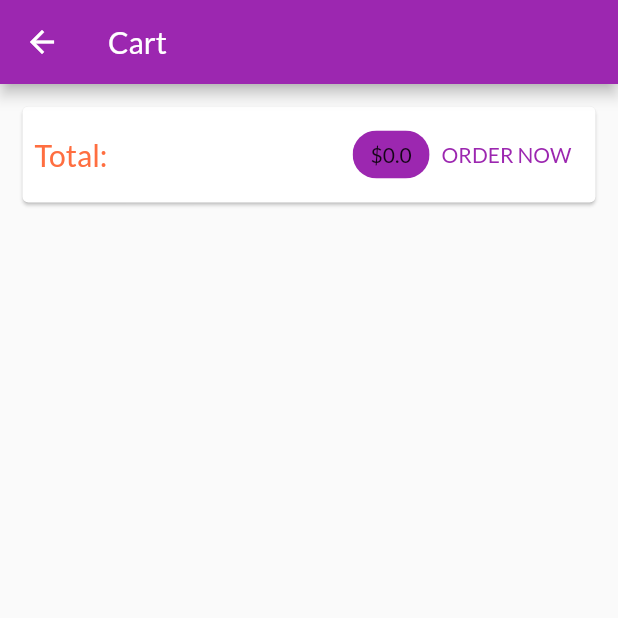
After one commit to fuchsisst/shop_app, a Flutter app: the CartScreen screen opened by its route, on a phone screen of 412 x 824 dp, the top half of it. The commit adds this screen. Run offline on Flutter 3.47's test engine with Material 2 defaults, Android fonts, the phone set to English and light mode, and no system bars; network calls fail.

Commit message:
Working on the Shopping Cart & Displaying a Total

```diff
--- a/lib/main.dart
+++ b/lib/main.dart
@@ -1,5 +1,6 @@
 import 'package:flutter/material.dart';
 import 'package:provider/provider.dart';
+import 'package:shop_app/screens/cart_screen.dart';
 import './providers/products.dart';
 import './screens/product_detail_screen.dart';
 import './screens/product_overview_screen.dart';
@@ -33,6 +34,7 @@ class MyApp extends StatelessWidget {
         home: const ProductOverviewScreen(),
         routes: {
           ProductDetailScreen.routeName: (ctx) => const ProductDetailScreen(),
+          CartScreen.routeName: (ctx) => const CartScreen(),
         },
       ),
     );
--- a/lib/providers/cart.dart
+++ b/lib/providers/cart.dart
@@ -1,3 +1,4 @@
+import 'package:flutter/cupertino.dart';
 import 'package:flutter/foundation.dart';
 
 
@@ -22,6 +23,14 @@ class Cart with ChangeNotifier {
     return _items.length;
   }
 
+  double get totalAmount {
+    var total = 0.0;
+    _items.forEach((key, cartItem) {
+      total += cartItem.price * cartItem.quantity;
+    });
+    return total;
+  }
+
   void addItem ( String productId, String title, double price,){
     if(_items.containsKey(productId)){
       //... quantity add
--- /dev/null
+++ b/lib/screens/cart_screen.dart
@@ -0,0 +1,35 @@
+import 'package:flutter/material.dart';
+import 'package:provider/provider.dart';
+
+import '../providers/cart.dart';
+
+class CartScreen extends StatelessWidget {
+  static const routeName = '/cart';
+  const CartScreen({Key? key}) : super(key: key);
+
+  @override
+  Widget build(BuildContext context) {
+    final cart = Provider.of<Cart>(context);
+    return Scaffold(
+      appBar: AppBar(title: const Text('Cart'),),
+      body: Column(
+        children: <Widget>[
+          Card(
+            margin: const EdgeInsets.all(15),
+            child: Padding(
+              padding: const EdgeInsets.all(8.0),
+              child: Row(
+                mainAxisAlignment: MainAxisAlignment.spaceBetween,
+                children: <Widget>[
+                Text('Total:', style: TextStyle(fontSize: 20, color: Theme.of(context).colorScheme.secondary,),),
+                  const Spacer(),
+                  Chip(label: Text('\$${cart.totalAmount}'), backgroundColor: Theme.of(context).primaryColor,),
+                  TextButton(onPressed: (){}, child: const Text("ORDER NOW"))
+              ],),
+            ),
+          )
+        ],
+      ),
+    );
+  }
+}
--- a/lib/screens/product_overview_screen.dart
+++ b/lib/screens/product_overview_screen.dart
@@ -1,5 +1,6 @@
 import 'package:flutter/material.dart';
 import 'package:provider/provider.dart';
+import 'package:shop_app/screens/cart_screen.dart';
 
 import '../providers/cart.dart';
 import '../widgets/badge.dart';
@@ -47,7 +48,9 @@ class _ProductOverviewScreenState extends State<ProductOverviewScreen> {
             builder: (_, cart, ch) => Badge(
                 child: IconButton(
                   icon: const Icon(Icons.shopping_cart),
-                  onPressed: () {},
+                  onPressed: () {
+                    Navigator.pushNamed(context, CartScreen.routeName);
+                  },
                 ),
                 value: cart.itemCount.toString()),
           )
```
